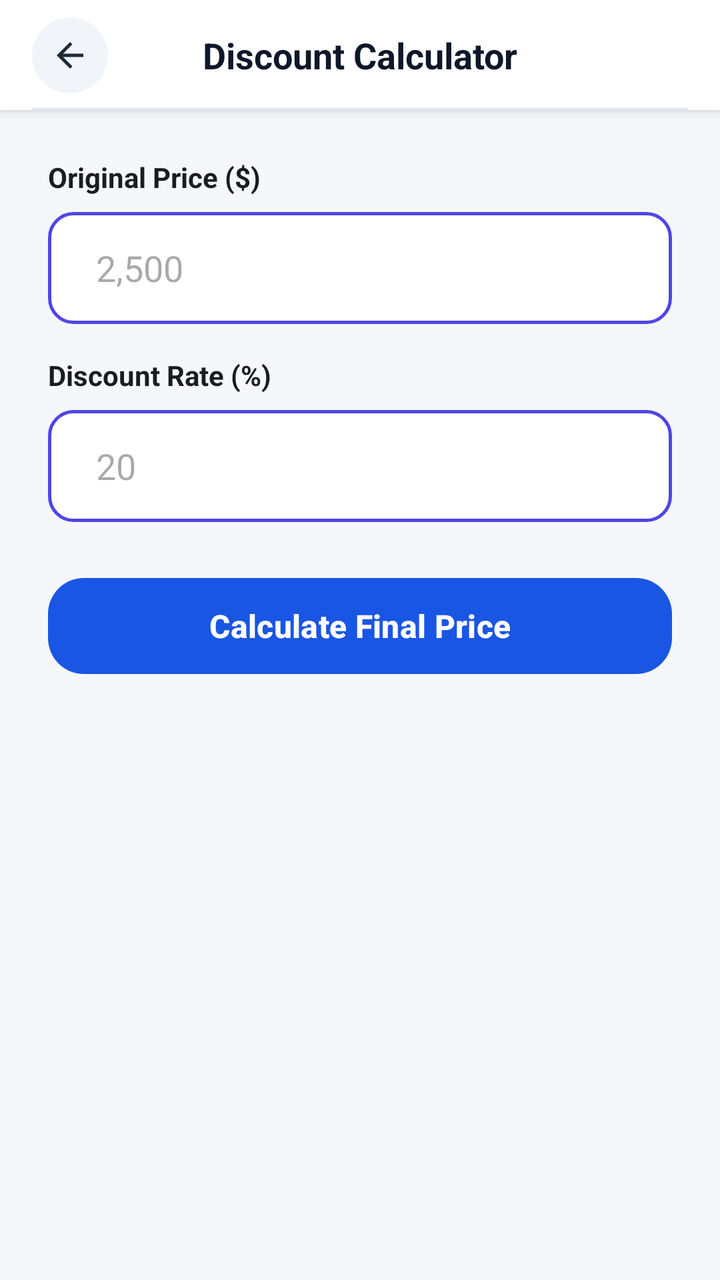
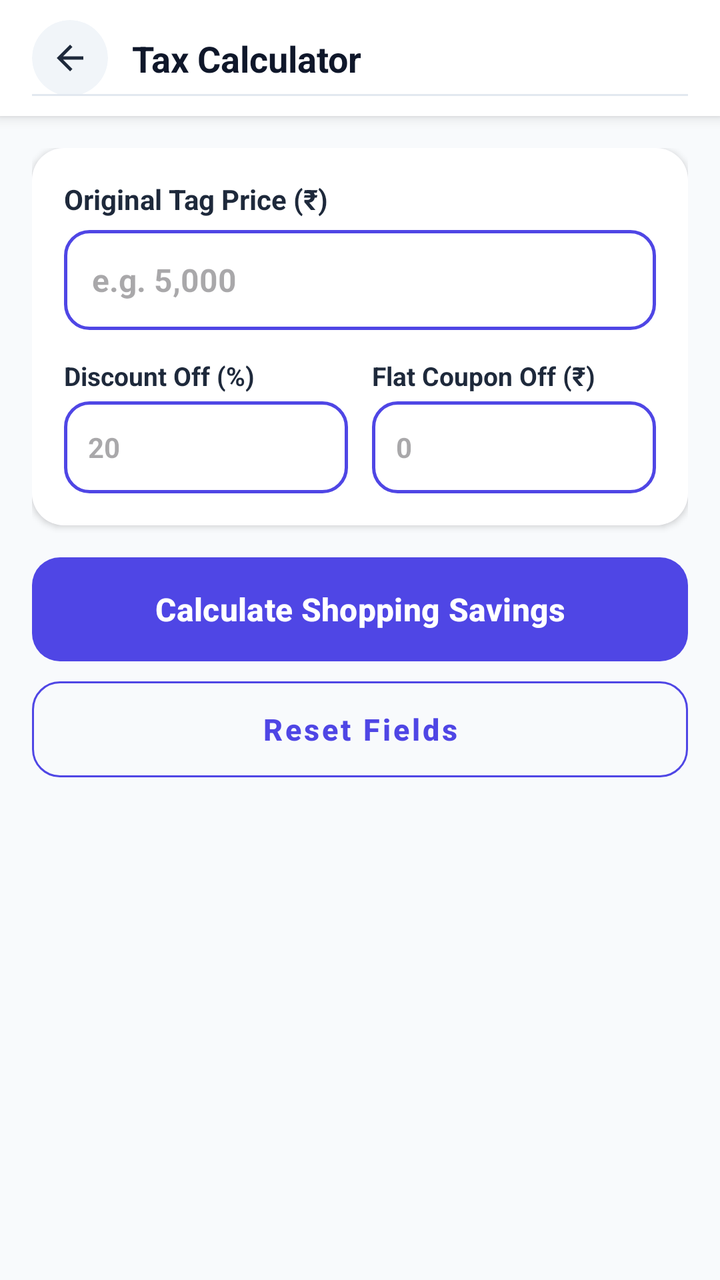

Before-and-after screenshots of an Android layout around one commit, followed by the original layout XML and the change that was made.
<!-- AndroidManifest.xml: application theme Theme.Calculatoremi -->
<!-- res/layout/activity_discount_calculator.xml -->
<?xml version="1.0" encoding="utf-8"?>
<LinearLayout xmlns:android="http://schemas.android.com/apk/res/android"
    xmlns:app="http://schemas.android.com/apk/res-auto"
    android:layout_width="match_parent"
    android:layout_height="match_parent"
    android:background="#F5F7FB"
    android:orientation="vertical">

    
    <androidx.constraintlayout.widget.ConstraintLayout
        android:id="@+id/calculatorHeader"
        android:layout_width="match_parent"
        android:layout_height="55dp"
        android:background="@android:color/white"
        android:elevation="4dp"
        android:paddingStart="16dp"
        android:paddingEnd="16dp">

        <com.google.android.material.card.MaterialCardView
            android:id="@+id/btnBackContainer"
            android:layout_width="38dp"
            android:layout_height="38dp"
            app:cardBackgroundColor="#F1F5F9"
            app:cardCornerRadius="19dp"
            app:cardElevation="0dp"
            app:strokeWidth="0dp"
            app:layout_constraintBottom_toBottomOf="parent"
            app:layout_constraintStart_toStartOf="parent"
            app:layout_constraintTop_toTopOf="parent">

            <ImageView
                android:id="@+id/btnBack"
                android:layout_width="20dp"
                android:layout_height="20dp"
                android:layout_gravity="center"
                android:src="@drawable/ic_arrow_back"
                app:tint="#1E293B" />
        </com.google.android.material.card.MaterialCardView>

        <TextView
            android:id="@+id/txtTitle"
            android:layout_width="wrap_content"
            android:layout_height="wrap_content"
            android:text="Discount Calculator"
            android:textColor="#0F172A"
            android:textSize="18sp"
            android:textStyle="bold"
            app:layout_constraintBottom_toBottomOf="parent"
            app:layout_constraintEnd_toEndOf="parent"
            app:layout_constraintStart_toStartOf="parent"
            app:layout_constraintTop_toTopOf="parent" />

        <View
            android:layout_width="match_parent"
            android:layout_height="1dp"
            android:background="#E2E8F0"
            app:layout_constraintBottom_toBottomOf="parent" />

    </androidx.constraintlayout.widget.ConstraintLayout>

    <androidx.core.widget.NestedScrollView
        android:layout_width="match_parent"
        android:layout_height="match_parent"
        android:fillViewport="true">

        <LinearLayout
            android:layout_width="match_parent"
            android:layout_height="wrap_content"
            android:orientation="vertical"
            android:padding="24dp">

            
            <TextView
                android:layout_width="wrap_content"
                android:layout_height="wrap_content"
                android:text="Original Price ($)"
                android:textColor="#191C21"
                android:textSize="14sp"
                android:textStyle="bold"
                android:layout_marginBottom="8dp" />

            <EditText
                android:id="@+id/etOriginalPrice"
                android:layout_width="match_parent"
                android:layout_height="56dp"
                android:background="@drawable/numeric_input_border"
                android:hint="2,500"
                android:inputType="numberDecimal"
                android:paddingHorizontal="24dp"
                android:textColor="@color/black"
                android:layout_marginBottom="16dp" />

            
            <TextView
                android:layout_width="wrap_content"
                android:layout_height="wrap_content"
                android:text="Discount Rate (%)"
                android:textColor="#191C21"
                android:textSize="14sp"
                android:textStyle="bold"
                android:layout_marginBottom="8dp" />

            <EditText
                android:id="@+id/etDiscountRate"
                android:layout_width="match_parent"
                android:layout_height="56dp"
                android:background="@drawable/numeric_input_border"
                android:hint="20"
                android:inputType="numberDecimal"
                android:paddingHorizontal="24dp"
                android:textColor="@color/black"
                android:layout_marginBottom="24dp" />

            <com.google.android.material.button.MaterialButton
                android:id="@+id/btnCalculateDiscount"
                android:layout_width="match_parent"
                android:layout_height="56dp"
                android:text="Calculate Final Price"
                android:textAllCaps="false"
                android:textSize="16sp"
                android:textStyle="bold"
                app:backgroundTint="#1A56E4"
                app:cornerRadius="18dp"
                android:layout_marginBottom="24dp" />

            
            <com.google.android.material.card.MaterialCardView
                android:id="@+id/cardDiscountResult"
                android:layout_width="match_parent"
                android:layout_height="wrap_content"
                android:visibility="gone"
                app:cardCornerRadius="20dp"
                app:cardElevation="3dp"
                app:strokeWidth="0dp">

                <LinearLayout
                    android:layout_width="match_parent"
                    android:layout_height="wrap_content"
                    android:orientation="vertical"
                    android:padding="20dp"
                    android:background="@android:color/white">

                    <TextView
                        android:layout_width="wrap_content"
                        android:layout_height="wrap_content"
                        android:text="You Save"
                        android:textColor="#757575"
                        android:textSize="14sp" />

                    <TextView
                        android:id="@+id/txtDiscountSavings"
                        android:layout_width="wrap_content"
                        android:layout_height="wrap_content"
                        android:text="$0.00"
                        android:textColor="#00875A"
                        android:textSize="20sp"
                        android:textStyle="bold"
                        android:layout_marginTop="2dp" />

                    <View
                        android:layout_width="match_parent"
                        android:layout_height="1dp"
                        android:background="#F0F0F0"
                        android:layout_marginVertical="12dp" />

                    <TextView
                        android:layout_width="wrap_content"
                        android:layout_height="wrap_content"
                        android:text="Final Payable Price"
                        android:textColor="#757575"
                        android:textSize="14sp" />

                    <TextView
                        android:id="@+id/txtFinalPrice"
                        android:layout_width="wrap_content"
                        android:layout_height="wrap_content"
                        android:text="$0.00"
                        android:textColor="#1A56E4"
                        android:textSize="24sp"
                        android:textStyle="bold"
                        android:layout_marginTop="2dp" />

                </LinearLayout>
            </com.google.android.material.card.MaterialCardView>

        </LinearLayout>
    </androidx.core.widget.NestedScrollView>

</LinearLayout>
<!-- resources referenced by this layout -->
<resources>
  <color name="black">#FF000000</color>
  <!-- drawable ic_arrow_back (drawable) -->
  <vector xmlns:android="http://schemas.android.com/apk/res/android"
      android:width="24dp"
      android:height="24dp"
      android:viewportWidth="960"
      android:viewportHeight="960">
    <path
        android:pathData="m313,520 l224,224 -57,56 -320,-320 320,-320 57,56 -224,224h487v80L313,520Z"
        android:fillColor="#e3e3e3"/>
  </vector>
  <!-- drawable numeric_input_border (drawable) -->
  <?xml version="1.0" encoding="utf-8"?>
  <shape xmlns:android="http://schemas.android.com/apk/res/android"
      android:shape="rectangle">
  
      <solid android:color="@color/white"/>
  
      <stroke
          android:width="1.5dp"
          android:color="#4F46E5"/>
  
      <corners android:radius="12dp"/>
  </shape>
  <style name="Theme.Calculatoremi" parent="Base.Theme.Calculatoremi" />
  <color name="white">#FFFFFFFF</color>
  <style name="Base.Theme.Calculatoremi" parent="Theme.Material3.DayNight.NoActionBar">
          <item name="android:statusBarColor">@android:color/transparent</item>
          <item name="android:navigationBarColor">@android:color/transparent</item>
          <item name="android:windowLightStatusBar">false</item>
          <item name="android:windowLightNavigationBar">true</item>
          <item name="colorPrimary">@color/primary</item>
          <item name="colorOnPrimary">#FFFFFF</item>
          <item name="colorSecondary">@color/gradient_accent</item>
          <item name="colorOnSecondary">#FFFFFF</item>
      </style>
  <color name="primary">#4F46E5</color>
  <color name="gradient_accent">#818CF8</color>
</resources>

<!-- the commit's change to res/layout/activity_discount_calculator.xml (unified diff, before → after) -->
@@ -3,187 +3,227 @@
     xmlns:app="http://schemas.android.com/apk/res-auto"
     android:layout_width="match_parent"
     android:layout_height="match_parent"
-    android:background="#F5F7FB"
+    android:background="#F8FAFC"
     android:orientation="vertical">
 
     
-    <androidx.constraintlayout.widget.ConstraintLayout
-        android:id="@+id/calculatorHeader"
-        android:layout_width="match_parent"
-        android:layout_height="55dp"
-        android:background="@android:color/white"
-        android:elevation="4dp"
-        android:paddingStart="16dp"
-        android:paddingEnd="16dp">
-
-        <com.google.android.material.card.MaterialCardView
-            android:id="@+id/btnBackContainer"
-            android:layout_width="38dp"
-            android:layout_height="38dp"
-            app:cardBackgroundColor="#F1F5F9"
-            app:cardCornerRadius="19dp"
-            app:cardElevation="0dp"
-            app:strokeWidth="0dp"
-            app:layout_constraintBottom_toBottomOf="parent"
-            app:layout_constraintStart_toStartOf="parent"
-            app:layout_constraintTop_toTopOf="parent">
-
-            <ImageView
-                android:id="@+id/btnBack"
-                android:layout_width="20dp"
-                android:layout_height="20dp"
-                android:layout_gravity="center"
-                android:src="@drawable/ic_arrow_back"
-                app:tint="#1E293B" />
-        </com.google.android.material.card.MaterialCardView>
-
-        <TextView
-            android:id="@+id/txtTitle"
-            android:layout_width="wrap_content"
-            android:layout_height="wrap_content"
-            android:text="Discount Calculator"
-            android:textColor="#0F172A"
-            android:textSize="18sp"
-            android:textStyle="bold"
-            app:layout_constraintBottom_toBottomOf="parent"
-            app:layout_constraintEnd_toEndOf="parent"
-            app:layout_constraintStart_toStartOf="parent"
-            app:layout_constraintTop_toTopOf="parent" />
-
-        <View
-            android:layout_width="match_parent"
-            android:layout_height="1dp"
-            android:background="#E2E8F0"
-            app:layout_constraintBottom_toBottomOf="parent" />
-
-    </androidx.constraintlayout.widget.ConstraintLayout>
-
+    <include layout="@layout/layout_calculator_header" />
+
+    
     <androidx.core.widget.NestedScrollView
+        android:id="@+id/centerBodyLayout"
         android:layout_width="match_parent"
         android:layout_height="match_parent"
+        android:clipToPadding="false"
+        android:paddingBottom="40dp"
         android:fillViewport="true">
 
         <LinearLayout
             android:layout_width="match_parent"
             android:layout_height="wrap_content"
             android:orientation="vertical"
-            android:padding="24dp">
-
-            
-            <TextView
-                android:layout_width="wrap_content"
-                android:layout_height="wrap_content"
-                android:text="Original Price ($)"
-                android:textColor="#191C21"
-                android:textSize="14sp"
-                android:textStyle="bold"
-                android:layout_marginBottom="8dp" />
-
-            <EditText
-                android:id="@+id/etOriginalPrice"
-                android:layout_width="match_parent"
-                android:layout_height="56dp"
-                android:background="@drawable/numeric_input_border"
-                android:hint="2,500"
-                android:inputType="numberDecimal"
-                android:paddingHorizontal="24dp"
-                android:textColor="@color/black"
-                android:layout_marginBottom="16dp" />
-
-            
-            <TextView
-                android:layout_width="wrap_content"
-                android:layout_height="wrap_content"
-                android:text="Discount Rate (%)"
-                android:textColor="#191C21"
-                android:textSize="14sp"
-                android:textStyle="bold"
-                android:layout_marginBottom="8dp" />
-
-            <EditText
-                android:id="@+id/etDiscountRate"
-                android:layout_width="match_parent"
-                android:layout_height="56dp"
-                android:background="@drawable/numeric_input_border"
-                android:hint="20"
-                android:inputType="numberDecimal"
-                android:paddingHorizontal="24dp"
-                android:textColor="@color/black"
-                android:layout_marginBottom="24dp" />
-
-            <com.google.android.material.button.MaterialButton
-                android:id="@+id/btnCalculateDiscount"
-                android:layout_width="match_parent"
-                android:layout_height="56dp"
-                android:text="Calculate Final Price"
-                android:textAllCaps="false"
-                android:textSize="16sp"
-                android:textStyle="bold"
-                app:backgroundTint="#1A56E4"
-                app:cornerRadius="18dp"
-                android:layout_marginBottom="24dp" />
+            android:padding="16dp">
 
             
             <com.google.android.material.card.MaterialCardView
-                android:id="@+id/cardDiscountResult"
                 android:layout_width="match_parent"
                 android:layout_height="wrap_content"
-                android:visibility="gone"
-                app:cardCornerRadius="20dp"
-                app:cardElevation="3dp"
-                app:strokeWidth="0dp">
+                app:cardCornerRadius="16dp"
+                app:cardElevation="2dp"
+                app:strokeWidth="0dp"
+                android:layout_marginBottom="16dp">
 
                 <LinearLayout
                     android:layout_width="match_parent"
                     android:layout_height="wrap_content"
                     android:orientation="vertical"
-                    android:padding="20dp"
-                    android:background="@android:color/white">
+                    android:background="@android:color/white"
+                    android:padding="16dp">
 
                     <TextView
                         android:layout_width="wrap_content"
                         android:layout_height="wrap_content"
-                        android:text="You Save"
-                        android:textColor="#757575"
-                        android:textSize="14sp" />
-
-                    <TextView
-                        android:id="@+id/txtDiscountSavings"
-                        android:layout_width="wrap_content"
+                        android:text="Original Tag Price (₹)"
+                        android:textColor="#1E293B"
+                        android:textSize="14sp"
+                        android:textStyle="bold" />
+
+                    <EditText
+                        android:id="@+id/etOriginalPrice"
+                        android:layout_width="match_parent"
+                        android:layout_height="50dp"
+                        android:layout_marginTop="6dp"
+                        android:background="@drawable/numeric_input_border"
+                        android:hint="e.g. 5,000"
+                        android:inputType="numberDecimal"
+                        android:paddingHorizontal="14dp"
+                        android:textColor="#0F172A"
+                        android:textSize="16sp"
+                        android:textStyle="bold" />
+
+                    
+                    <LinearLayout
+                        android:layout_width="match_parent"
                         android:layout_height="wrap_content"
-                        android:text="$0.00"
-                        android:textColor="#00875A"
-                        android:textSize="20sp"
-                        android:textStyle="bold"
-                        android:layout_marginTop="2dp" />
-
-                    <View
-                        android:layout_width="match_parent"
-                        android:layout_height="1dp"
-                        android:background="#F0F0F0"
-                        android:layout_marginVertical="12dp" />
-
-                    <TextView
-                        android:layout_width="wrap_content"
-                        android:layout_height="wrap_content"
-                        android:text="Final Payable Price"
-                        android:textColor="#757575"
-                        android:textSize="14sp" />
-
-                    <TextView
-                        android:id="@+id/txtFinalPrice"
-                        android:layout_width="wrap_content"
-                        android:layout_height="wrap_content"
-                        android:text="$0.00"
-                        android:textColor="#1A56E4"
-                        android:textSize="24sp"
-                        android:textStyle="bold"
-                        android:layout_marginTop="2dp" />
+                        android:layout_marginTop="14dp"
+                        android:orientation="horizontal">
+
+                        <LinearLayout
+                            android:layout_width="0dp"
+                            android:layout_height="wrap_content"
+                            android:layout_weight="1"
+                            android:layout_marginEnd="6dp"
+                            android:orientation="vertical">
+
+                            <TextView
+                                android:layout_width="wrap_content"
+                                android:layout_height="wrap_content"
+                                android:text="Discount Off (%)"
+                                android:textColor="#1E293B"
+                                android:textSize="13sp"
+                                android:textStyle="bold" />
+
+                            <EditText
+                                android:id="@+id/etDiscountRate"
+                                android:layout_width="match_parent"
+                                android:layout_height="46dp"
+                                android:layout_marginTop="4dp"
+                                android:background="@drawable/numeric_input_border"
+                                android:hint="20"
+                                android:inputType="numberDecimal"
+                                android:paddingHorizontal="12dp"
+                                android:textColor="#0F172A"
+                                android:textSize="14sp"
+                                android:textStyle="bold" />
+                        </LinearLayout>
+
+                        <LinearLayout
+                            android:layout_width="0dp"
+                            android:layout_height="wrap_content"
+                            android:layout_weight="1"
+                            android:layout_marginStart="6dp"
+                            android:orientation="vertical">
+
+                            <TextView
+                                android:layout_width="wrap_content"
+                                android:layout_height="wrap_content"
+                                android:text="Flat Coupon Off (₹)"
+                                android:textColor="#1E293B"
+                                android:textSize="13sp"
+                                android:textStyle="bold" />
+
+                            <EditText
+                                android:id="@+id/etFlatDiscount"
+                                android:layout_width="match_parent"
+                                android:layout_height="46dp"
+                                android:layout_marginTop="4dp"
+                                android:background="@drawable/numeric_input_border"
+                                android:hint="0"
+                                android:inputType="numberDecimal"
+                                android:paddingHorizontal="12dp"
+                                android:textColor="#0F172A"
+                                android:textSize="14sp"
+                                android:textStyle="bold" />
+                        </LinearLayout>
+                    </LinearLayout>
 
                 </LinearLayout>
             </com.google.android.material.card.MaterialCardView>
 
+
+
+            
+            <com.google.android.material.button.MaterialButton
+                android:id="@+id/btnCalculate"
+                android:layout_width="match_parent"
+                android:layout_height="52dp"
+                android:text="Calculate Shopping Savings"
+                android:textAllCaps="false"
+                android:textColor="#FFFFFF"
+                android:textSize="16sp"
+                android:textStyle="bold"
+                android:insetTop="0dp"
+                android:insetBottom="0dp"
+                app:backgroundTint="@color/primary"
+                app:cornerRadius="14dp" />
+
+            <com.google.android.material.button.MaterialButton
+                android:id="@+id/btnReset"
+                style="@style/Widget.MaterialComponents.Button.OutlinedButton"
+                android:layout_width="match_parent"
+                android:layout_height="48dp"
+                android:layout_marginTop="10dp"
+                android:text="Reset Fields"
+                android:textAllCaps="false"
+                android:textColor="@color/primary"
+                android:textSize="15sp"
+                android:textStyle="bold"
+                android:insetTop="0dp"
+                android:insetBottom="0dp"
+                app:cornerRadius="14dp"
+                app:strokeColor="@color/primary" />
+
         </LinearLayout>
     </androidx.core.widget.NestedScrollView>
 
 </LinearLayout>
+<!-- res/layout/layout_calculator_header.xml (included above) -->
+<?xml version="1.0" encoding="utf-8"?>
+<androidx.constraintlayout.widget.ConstraintLayout xmlns:android="http://schemas.android.com/apk/res/android"
+    xmlns:app="http://schemas.android.com/apk/res-auto"
+    android:id="@+id/calculatorHeader"
+    android:layout_width="match_parent"
+    android:layout_height="wrap_content"
+    android:minHeight="56dp"
+    android:background="@android:color/white"
+    android:elevation="4dp"
+    android:paddingStart="16dp"
+    android:paddingEnd="16dp"
+    android:paddingTop="10dp"
+    android:paddingBottom="10dp">
+
+    <com.google.android.material.card.MaterialCardView
+        android:id="@+id/btnBackContainer"
+        android:layout_width="38dp"
+        android:layout_height="38dp"
+        app:cardBackgroundColor="#F1F5F9"
+        app:cardCornerRadius="19dp"
+        app:cardElevation="0dp"
+        app:strokeWidth="0dp"
+        app:layout_constraintBottom_toBottomOf="parent"
+        app:layout_constraintStart_toStartOf="parent"
+        app:layout_constraintTop_toTopOf="parent">
+
+        <ImageView
+            android:id="@+id/btnBack"
+            android:layout_width="20dp"
+            android:layout_height="20dp"
+            android:layout_gravity="center"
+            android:src="@drawable/ic_arrow_back"
+            app:tint="#1E293B" />
+    </com.google.android.material.card.MaterialCardView>
+
+    <TextView
+        android:id="@+id/txtTitle"
+        android:layout_width="0dp"
+        android:layout_height="wrap_content"
+        android:layout_marginStart="12dp"
+        android:layout_marginEnd="12dp"
+        android:text="Tax Calculator"
+        android:textColor="#0F172A"
+        android:textSize="18sp"
+        android:textStyle="bold"
+        android:maxLines="1"
+        android:ellipsize="end"
+        app:layout_constraintBottom_toBottomOf="parent"
+        app:layout_constraintEnd_toEndOf="parent"
+        app:layout_constraintStart_toEndOf="@id/btnBackContainer"
+        app:layout_constraintTop_toTopOf="parent" />
+
+    <View
+        android:layout_width="match_parent"
+        android:layout_height="1dp"
+        android:background="#E2E8F0"
+        app:layout_constraintBottom_toBottomOf="parent" />
+
+</androidx.constraintlayout.widget.ConstraintLayout>
<!-- resource entries referenced after the edit -->
@@ -1,6 +1,5 @@
 <!-- resources referenced by this layout -->
 <resources>
-  <color name="black">#FF000000</color>
   <!-- drawable ic_arrow_back (drawable) -->
   <vector xmlns:android="http://schemas.android.com/apk/res/android"
       android:width="24dp"
@@ -29,7 +28,7 @@
   <style name="Base.Theme.Calculatoremi" parent="Theme.Material3.DayNight.NoActionBar">
           <item name="android:statusBarColor">@android:color/transparent</item>
           <item name="android:navigationBarColor">@android:color/transparent</item>
-          <item name="android:windowLightStatusBar">false</item>
+          <item name="android:windowLightStatusBar">true</item>
           <item name="android:windowLightNavigationBar">true</item>
           <item name="colorPrimary">@color/primary</item>
           <item name="colorOnPrimary">#FFFFFF</item>
